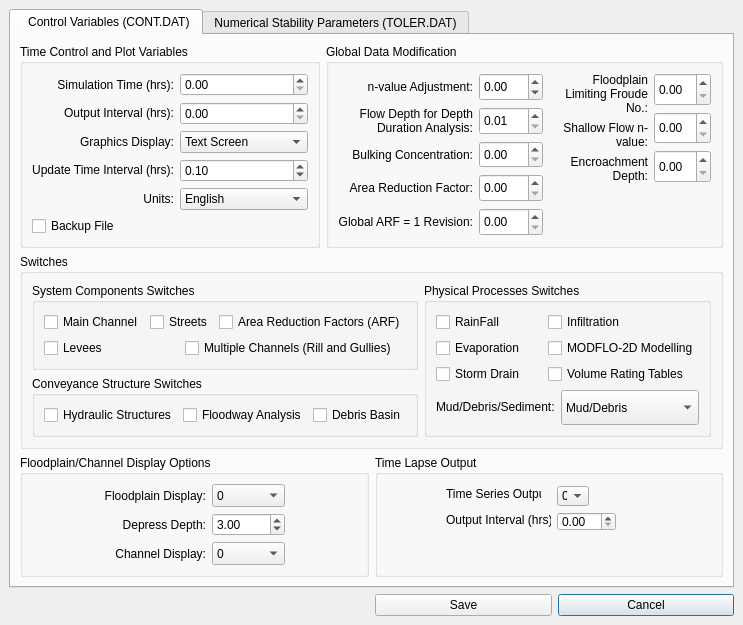
Qt form flo2d/ui/cont_toler_jj.ui (FLO-2DSoftware/qgis-flo-2d-plugin) before a commit.
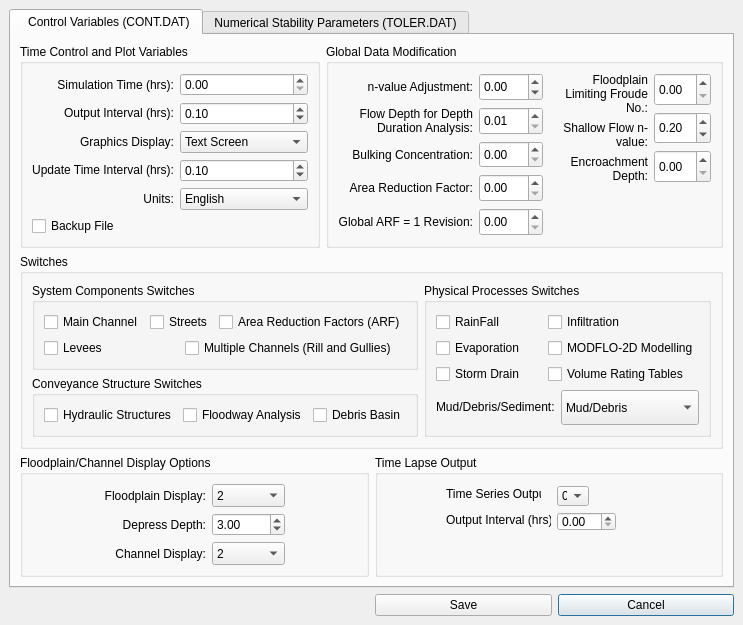
The same form after that commit.

Commit message: Control data (CONT.DAT, TOLER.DAT) defaults changes

```diff
--- a/flo2d/ui/cont_toler_jj.ui
+++ b/flo2d/ui/cont_toler_jj.ui
@@ -130,6 +130,9 @@
                 <property name="toolTip">
                  <string>NOPRTFP</string>
                 </property>
+                <property name="currentIndex">
+                 <number>2</number>
+                </property>
                 <item>
                  <property name="text">
                   <string>0</string>
@@ -185,6 +188,9 @@
                 <property name="toolTip">
                  <string>NOPRTC</string>
                 </property>
+                <property name="currentIndex">
+                 <number>2</number>
+                </property>
                 <item>
                  <property name="text">
                   <string>0</string>
@@ -503,6 +509,9 @@
               <property name="whatsThis">
                <string>&lt;html&gt;&lt;head/&gt;&lt;body&gt;&lt;p&gt;Output interval (hrs) that hydraulic data is reported to the various output files *.OUT.&lt;/p&gt;&lt;/body&gt;&lt;/html&gt;</string>
               </property>
+              <property name="value">
+               <double>0.100000000000000</double>
+              </property>
              </widget>
             </item>
             <item>
@@ -914,6 +923,9 @@
                 <property name="singleStep">
                  <double>0.010000000000000</double>
                 </property>
+                <property name="value">
+                 <double>0.200000000000000</double>
+                </property>
                </widget>
               </item>
               <item>
```
Left out of the diff: 8 changed lines with no effect on the pictures. The commit also changes 3 other files.
